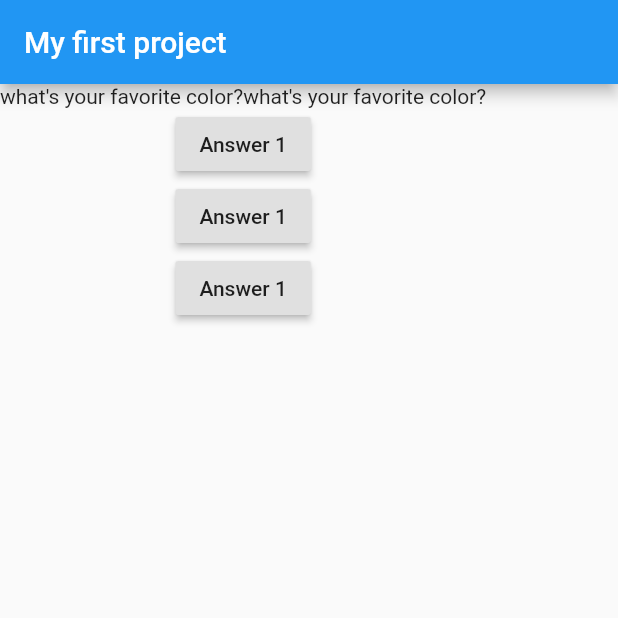
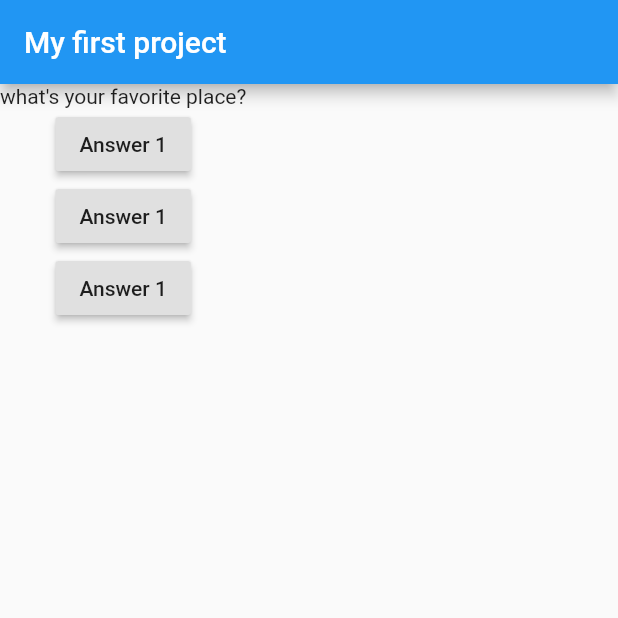
Before and after one commit to Shogil/flutter-beginner, a Flutter app: the screen it shows after launch, after a tap on "Answer 1", on a phone screen of 412 x 824 dp, the top half of it. Run offline on Flutter 3.47's test engine with Material 2 defaults, Android fonts, the phone set to English and light mode, and no system bars.

Commit message:
update the file

```diff
--- a/lib/main.dart
+++ b/lib/main.dart
@@ -26,7 +26,8 @@ class MyAppState extends State {
   Widget build(BuildContext context) {
     var questions = [
       'what\'s your favorite color?',
-      'what\'s your favorite color?' 'what\'s your favorite color?'
+      'what\'s your favorite place?',
+      'what\'s your favorite color?'
     ];
     return MaterialApp(
       home: Scaffold(
```
